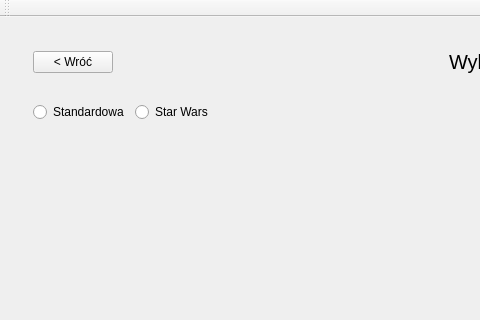
xDepcio/chess-cpp, file ChessAppQt/ChessAppQt.ui: the form before one commit; both pictures show x 0 to 480 and y 0 to 320 of the 952 by 691 pixel window.
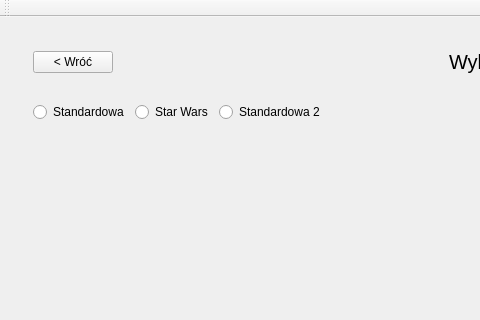
The form after the commit. The open tabs and pages were chosen to show the change. Custom widgets are drawn as their Qt base class.

What changed in the file:
```diff
--- a/ChessAppQt/ChessAppQt.ui
+++ b/ChessAppQt/ChessAppQt.ui
@@ -2415,12 +2415,12 @@
         <item>
          <widget class="QWidget" name="widget_6" native="true">
           <property name="sizePolicy">
-           <sizepolicy hsizetype="Preferred" vsizetype="Preferred">
+           <sizepolicy hsizetype="Maximum" vsizetype="Maximum">
             <horstretch>0</horstretch>
             <verstretch>0</verstretch>
            </sizepolicy>
           </property>
-          <layout class="QFormLayout" name="formLayout">
+          <layout class="QGridLayout" name="gridLayout_2">
            <item row="0" column="0">
             <widget class="QRadioButton" name="radioBtnStandard">
              <property name="text">
@@ -2435,9 +2435,29 @@
              </property>
             </widget>
            </item>
+           <item row="0" column="2">
+            <widget class="QRadioButton" name="radioBtnStandard2">
+             <property name="text">
+              <string>Standardowa 2</string>
+             </property>
+            </widget>
+           </item>
           </layout>
          </widget>
         </item>
+        <item>
+         <spacer name="verticalSpacer_3">
+          <property name="orientation">
+           <enum>Qt::Vertical</enum>
+          </property>
+          <property name="sizeHint" stdset="0">
+           <size>
+            <width>20</width>
+            <height>40</height>
+           </size>
+          </property>
+         </spacer>
+        </item>
        </layout>
       </widget>
       <widget class="QWidget" name="page_2">
```
